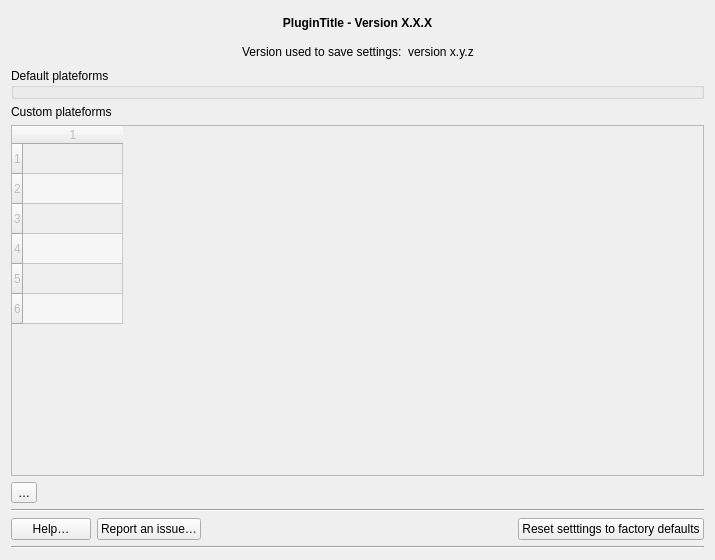
The window that plugin/idg/gui/dlg_settings.ui (geo2france/idg-qgis-plugin) describes before a commit, drawn with Qt 5.
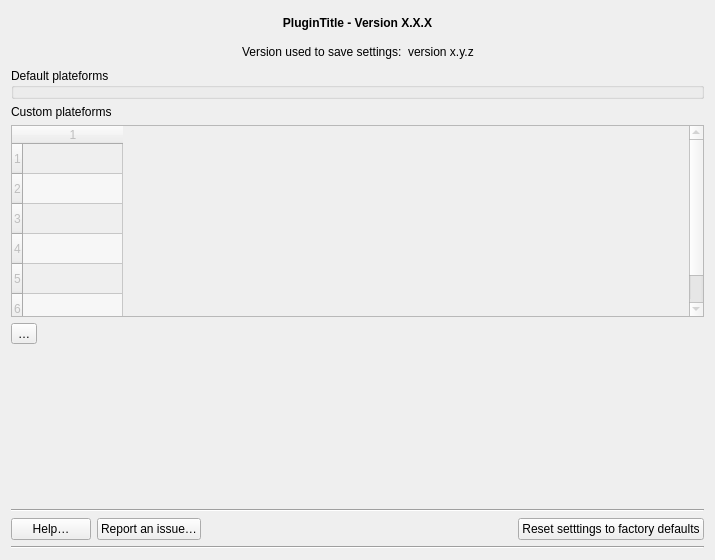
The same window after the commit.

Commit message: gui: hide non working widgets

```diff
--- a/plugin/idg/gui/dlg_settings.ui
+++ b/plugin/idg/gui/dlg_settings.ui
@@ -164,7 +164,20 @@
     </widget>
    </item>
    <item>
-    <widget class="Line" name="line">
+    <spacer name="sp_vertical_spacer">
+     <property name="orientation">
+      <enum>Qt::Vertical</enum>
+     </property>
+     <property name="sizeHint" stdset="0">
+      <size>
+       <width>20</width>
+       <height>40</height>
+      </size>
+     </property>
+    </spacer>
+   </item>
+   <item>
+    <widget class="Line" name="ln_horizontal_line_1">
      <property name="orientation">
       <enum>Qt::Horizontal</enum>
      </property>
```
Left out of the diff: 14 changed lines with no effect on the pictures. The commit also changes 1 other file.
